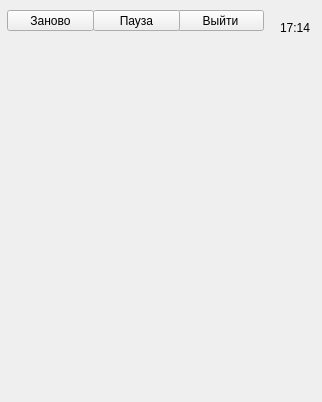
First picture: the form in gameplaywidget.ui, repository covobo/game, before the edit.
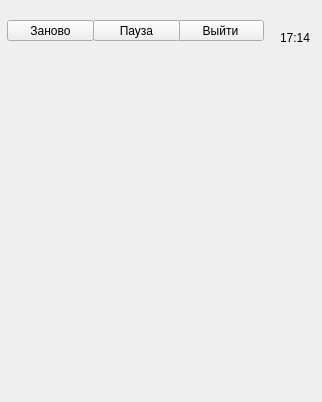
Second picture: the form after the edit.

```diff
--- a/gameplaywidget.ui
+++ b/gameplaywidget.ui
@@ -26,7 +26,7 @@
     <property name="geometry">
      <rect>
       <x>177</x>
-      <y>10</y>
+      <y>20</y>
       <width>87</width>
       <height>21</height>
      </rect>
@@ -42,7 +42,7 @@
     <property name="geometry">
      <rect>
       <x>7</x>
-      <y>10</y>
+      <y>20</y>
       <width>87</width>
       <height>21</height>
      </rect>
@@ -58,7 +58,7 @@
     <property name="geometry">
      <rect>
       <x>93</x>
-      <y>10</y>
+      <y>20</y>
       <width>87</width>
       <height>21</height>
      </rect>
@@ -74,7 +74,7 @@
     <property name="geometry">
      <rect>
       <x>280</x>
-      <y>20</y>
+      <y>30</y>
       <width>31</width>
       <height>16</height>
      </rect>
```
Left out of the diff: 51 changed lines with no effect on the pictures.
